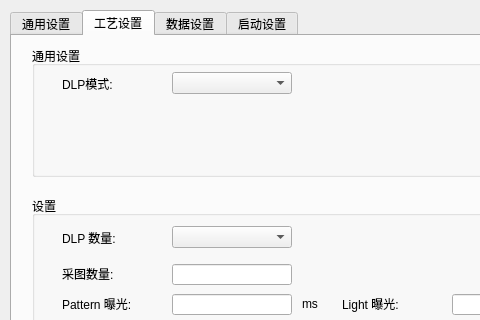
Above: HSGWorkflowCtrl/worksetting.ui from chuandongxu/AOI before the change; both pictures show x 0 to 480 and y 0 to 320 of the 1200 by 850 pixel window. Below: the same form after it.
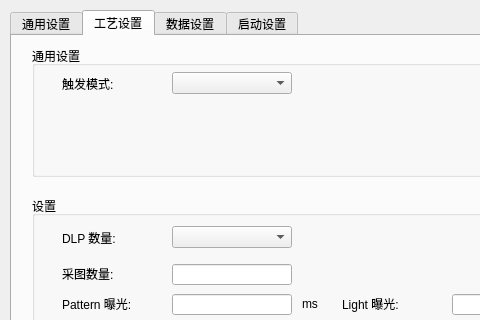
That is the form after the change. The open tabs and pages were chosen to show the change.

The edit to the form file:
```diff
--- a/HSGWorkflowCtrl/worksetting.ui
+++ b/HSGWorkflowCtrl/worksetting.ui
@@ -369,7 +369,7 @@
        </rect>
       </property>
       <property name="text">
-       <string>DLP模式:</string>
+       <string>触发模式:</string>
       </property>
      </widget>
      <widget class="QComboBox" name="comboBox_dlpMode">
```
Left out of the diff: 2 changed lines with no effect on the pictures.
